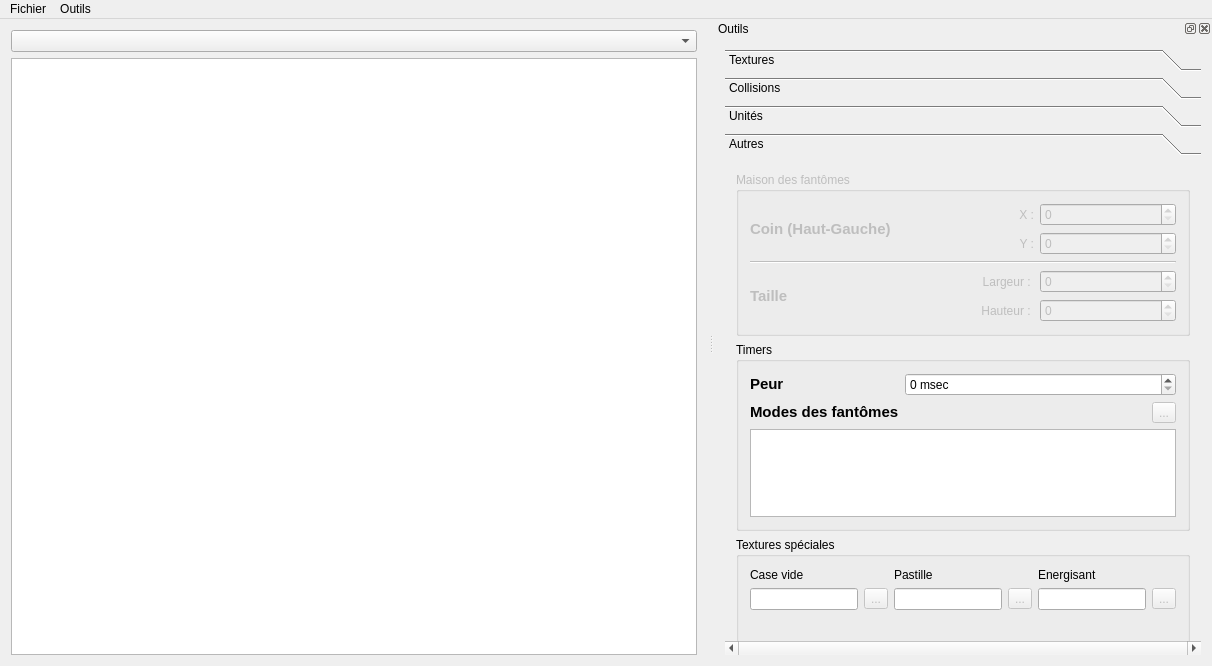
Zelgunn/ZelPac, file LevelEditor/mainwindow.ui: the form before one commit.
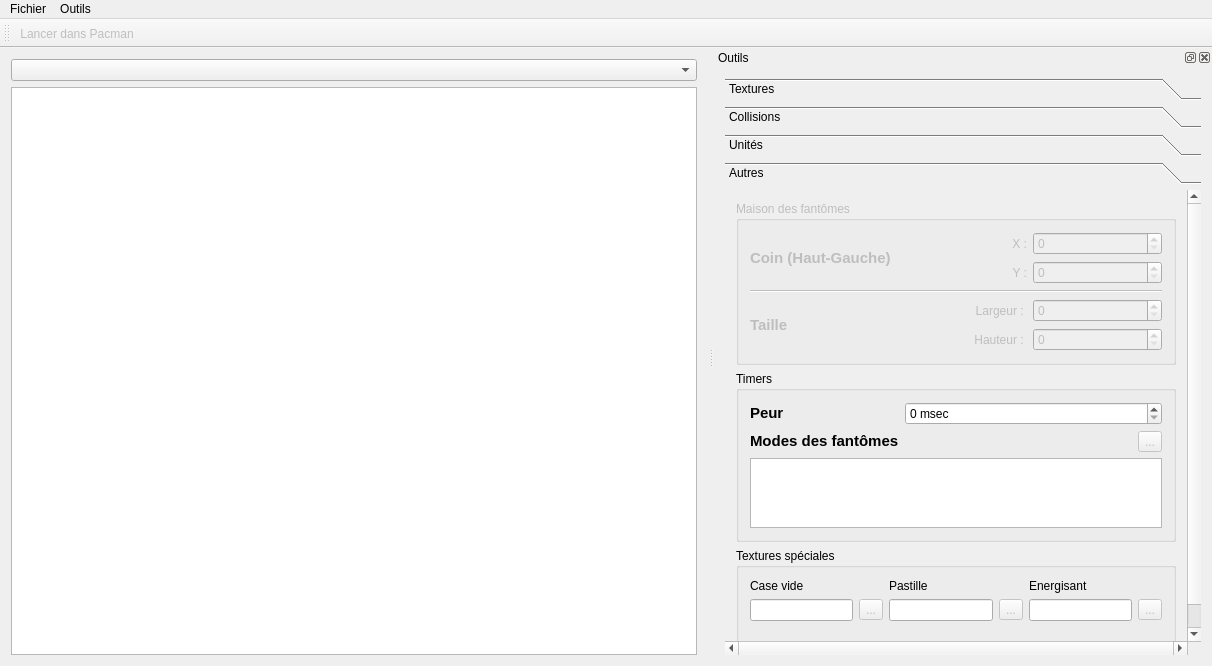
The form after the commit. Icons and pictures are not drawn. Custom widgets are drawn as their Qt base class.

Commit message: Connexion entre LevelEditor et Pacman

Diff of the .ui file:
```diff
--- a/LevelEditor/mainwindow.ui
+++ b/LevelEditor/mainwindow.ui
@@ -801,7 +801,7 @@
             <x>0</x>
             <y>0</y>
             <width>468</width>
-            <height>495</height>
+            <height>463</height>
            </rect>
           </property>
           <attribute name="label">
@@ -1089,6 +1089,18 @@
     </layout>
    </widget>
   </widget>
+  <widget class="QToolBar" name="toolBar">
+   <property name="windowTitle">
+    <string>toolBar</string>
+   </property>
+   <attribute name="toolBarArea">
+    <enum>TopToolBarArea</enum>
+   </attribute>
+   <attribute name="toolBarBreak">
+    <bool>false</bool>
+   </attribute>
+   <addaction name="actionLancer_dans_Pacman"/>
+  </widget>
   <action name="actionNouveau">
    <property name="text">
     <string>Nouveau...</string>
@@ -1120,6 +1132,24 @@
     <string>Panneau outils</string>
    </property>
   </action>
+  <action name="actionLancer_dans_Pacman">
+   <property name="enabled">
+    <bool>false</bool>
+   </property>
+   <property name="icon">
+    <iconset resource="dependencies.qrc">
+     <normaloff>:/images/images/play.png</normaloff>:/images/images/play.png</iconset>
+   </property>
+   <property name="text">
+    <string>Lancer dans Pacman</string>
+   </property>
+   <property name="toolTip">
+    <string>Lancer dans Pacman</string>
+   </property>
+   <property name="shortcut">
+    <string>F5</string>
+   </property>
+  </action>
  </widget>
  <layoutdefault spacing="6" margin="11"/>
  <customwidgets>
```
Left out of the diff: 4 changed lines with no effect on the pictures. The commit also changes 23 other files.
